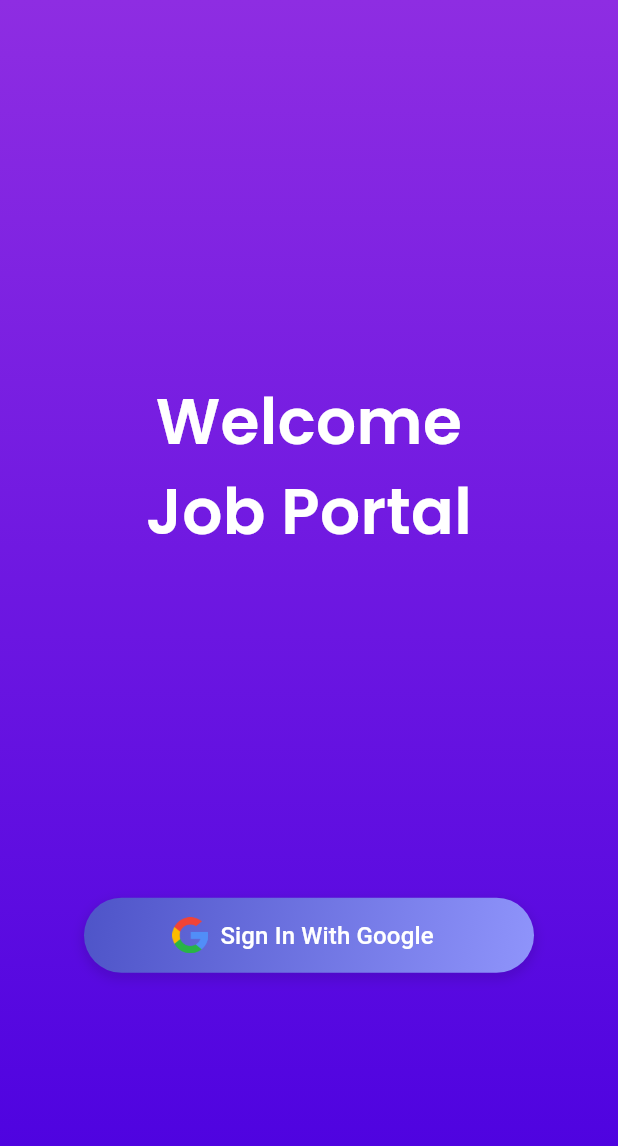
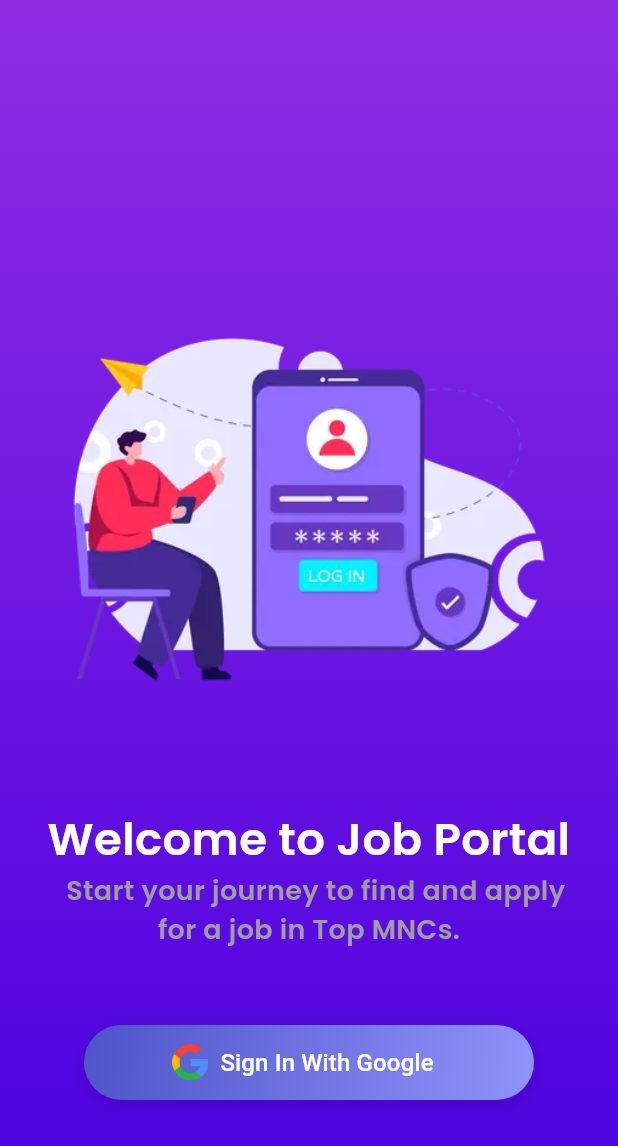
Before and after one commit to akashbathani/firebase_job_portal_poc, a Flutter app: the screen it shows after launch, after a tap on "Sign In With Google", on a phone screen of 412 x 824 dp. Shown: the top 1146 px of the screen. Run offline on Flutter 3.47's test engine with Material 3 defaults, Android fonts, the light colour scheme and no system bars; our stand-ins replace cloud_firestore, firebase_auth, firebase_core, get, google_sign_in, shared_preferences; accounts and stored records are empty.

Commit message:
- code refactored for ui and all functionalities are working.

```diff
--- a/lib/bindings/initial_binding.dart
+++ b/lib/bindings/initial_binding.dart
@@ -1,10 +1,12 @@
+import 'package:get/get.dart';
 import 'package:firebase_job_portal_poc/controllers/company_controller.dart';
 import 'package:firebase_job_portal_poc/controllers/login_controller.dart';
-import 'package:get/get.dart';
+import 'package:firebase_job_portal_poc/services/firebase_service.dart';
 
 class InitialBinding extends Bindings {
   @override
   void dependencies() {
+    Get.put(FirebaseService());
     Get.lazyPut<LoginController>(() => LoginController());
     Get.lazyPut<CompanyController>(() => CompanyController());
   }
--- a/lib/controllers/login_controller.dart
+++ b/lib/controllers/login_controller.dart
@@ -1,72 +1,31 @@
-import 'package:cloud_firestore/cloud_firestore.dart';
+import 'package:get/get.dart';
+import 'package:firebase_job_portal_poc/services/firebase_service.dart';
 import 'package:firebase_job_portal_poc/services/shared_preferences_service.dart';
-import 'package:get/get.dart';
-import 'package:firebase_auth/firebase_auth.dart';
-import 'package:google_sign_in/google_sign_in.dart';
 import '../routes/app_routes.dart';
 
 class LoginController extends GetxController {
-  final FirebaseAuth auth = FirebaseAuth.instance;
-  final GoogleSignIn googleSignIn = GoogleSignIn();
-  final FirebaseFirestore firebaseFireStore = FirebaseFirestore.instance;
+  final FirebaseService _firebaseService = Get.find<FirebaseService>();
   var isLoading = false.obs;
 
   void signInWithGoogle() async {
     isLoading.value = true;
     try {
-      final GoogleSignInAccount? googleUser = await googleSignIn.signIn();
-      if (googleUser != null) {
-        final GoogleSignInAuthentication googleAuth =
-            await googleUser.authentication;
-        final AuthCredential credential = GoogleAuthProvider.credential(
-          accessToken: googleAuth.accessToken,
-          idToken: googleAuth.idToken,
-        );
-        final User user = (await auth.signInWithCredential(credential)).user!;
-
-        await _storeUserInFirestore(user);
-
+      final user = await _firebaseService.signInWithGoogle();
+      if (user != null) {
+        await _firebaseService.storeUserInFirestore(user);
         Get.offAllNamed(AppRoutes.companyList);
         await SharedPreferencesService.setBool("isLoggedIn", true);
       }
     } catch (e) {
       Get.snackbar('Error', e.toString());
-      print("=-=-=-=->${e.toString()}");
     } finally {
       isLoading.value = false;
     }
   }
 
   void signOut() async {
-    await googleSignIn.signOut();
-    await auth.signOut();
+    await _firebaseService.signOut();
     await SharedPreferencesService.setBool('isLoggedIn', false);
     Get.offAllNamed(AppRoutes.login);
   }
-
-  Future<void> _storeUserInFirestore(User user) async {
-    try {
-      DocumentReference userDocRef =
-          firebaseFireStore.collection('users').doc(user.uid);
-
-      DocumentSnapshot userDoc = await userDocRef.get();
-
-      if (userDoc.exists) {
-        await userDocRef.update({
-          'lastSignInTime': DateTime.now(),
-        });
-      } else {
-        await userDocRef.set({
-          'uid': user.uid,
-          'displayName': user.displayName,
-          'email': user.email,
-          'photoURL': user.photoURL,
-          'lastSignInTime': DateTime.now(),
-          'appliedCompanies': []
-        });
-      }
-    } catch (e) {
-      Get.snackbar('Error', 'Failed to store user information');
-    }
-  }
 }
--- a/lib/main.dart
+++ b/lib/main.dart
@@ -33,9 +33,9 @@ class MyApp extends StatelessWidget {
       theme: ThemeData(
         fontFamily: 'Poppins',
         textTheme: Theme.of(context).textTheme.apply(
-              bodyColor: Colors.black,
-              displayColor: Colors.black,
-            ),
+          bodyColor: Colors.black,
+          displayColor: Colors.black,
+        ),
         visualDensity: VisualDensity.adaptivePlatformDensity,
       ),
     );
--- /dev/null
+++ b/lib/services/firebase_service.dart
@@ -0,0 +1,68 @@
+import 'package:cloud_firestore/cloud_firestore.dart';
+import 'package:firebase_auth/firebase_auth.dart';
+import 'package:get/get.dart';
+import 'package:google_sign_in/google_sign_in.dart';
+
+class FirebaseService extends GetxService {
+  final FirebaseAuth _auth = FirebaseAuth.instance;
+  final GoogleSignIn _googleSignIn = GoogleSignIn();
+  final FirebaseFirestore _firestore = FirebaseFirestore.instance;
+
+  FirebaseAuth get auth => _auth;
+  FirebaseFirestore get firestore => _firestore;
+
+  Future<User?> signInWithGoogle() async {
+    try {
+      final GoogleSignInAccount? googleUser = await _googleSignIn.signIn();
+      if (googleUser != null) {
+        final GoogleSignInAuthentication googleAuth =
+        await googleUser.authentication;
+        final AuthCredential credential = GoogleAuthProvider.credential(
+          accessToken: googleAuth.accessToken,
+          idToken: googleAuth.idToken,
+        );
+        final User user = (await _auth.signInWithCredential(credential)).user!;
+        return user;
+      }
+    } catch (e) {
+      rethrow;
+    }
+    return null;
+  }
+
+  Future<void> signOut() async {
+    await _googleSignIn.signOut();
+    await _auth.signOut();
+  }
+
+  Future<void> storeUserInFirestore(User user) async {
+    DocumentReference userDocRef =
+    _firestore.collection('users').doc(user.uid);
+    DocumentSnapshot userDoc = await userDocRef.get();
+
+    if (userDoc.exists) {
+      await userDocRef.update({
+        'lastSignInTime': DateTime.now(),
+      });
+    } else {
+      await userDocRef.set({
+        'uid': user.uid,
+        'displayName': user.displayName,
+        'email': user.email,
+        'photoURL': user.photoURL,
+        'lastSignInTime': DateTime.now(),
+        'appliedCompanies': []
+      });
+    }
+  }
+
+  Future<DocumentSnapshot> getUserDocument(String uid) {
+    return _firestore.collection('users').doc(uid).get();
+  }
+
+  Future<void> updateUserAppliedCompanies(String uid, int companyId) async {
+    await _firestore.collection('users').doc(uid).update({
+      'appliedCompanies': FieldValue.arrayUnion([companyId])
+    });
+  }
+}
--- a/lib/views/login_screen.dart
+++ b/lib/views/login_screen.dart
@@ -27,15 +27,27 @@ class LoginView extends StatelessWidget {
           child: Column(
             crossAxisAlignment: CrossAxisAlignment.stretch,
             children: [
-              const Spacer(flex: 3),
+              const Spacer(flex: 8),
+              Center(child: Image.asset("assets/images/login_icon.png")),
+              const Spacer(flex: 1),
               const Center(
                 child: Text(
                   textAlign: TextAlign.center,
-                  'Welcome \nJob Portal',
+                  'Welcome to Job Portal',
                   style: TextStyle(
-                      fontSize: 42,
+                      fontSize: 30,
                       fontWeight: FontWeight.w600,
                       color: Colors.white,
+                      fontFamily: 'Poppins'),
+                ),
+              ), const Center(
+                child: Text(
+                  textAlign: TextAlign.center,
+                  '  Start your journey to find and apply for a job in Top MNCs.',
+                  style: TextStyle(
+                      fontSize: 18,
+                      fontWeight: FontWeight.w600,
+                      color: Colors.grey,
                       fontFamily: 'Poppins'),
                 ),
               ),
@@ -43,7 +55,7 @@ class LoginView extends StatelessWidget {
               Center(
                 child: GoogleSignInButton(loginController: loginController),
               ),
-              const Spacer(flex: 2),
+              const Spacer(flex: 4),
             ],
           ),
         ),
```
Also changed, not shown: lib/controllers/company_controller.dart (+10 -17 lines), lib/views/company_detail_screen.dart (+7 -5 lines), assets/images/login_icon.png (added), pubspec.lock, 6 other files.
